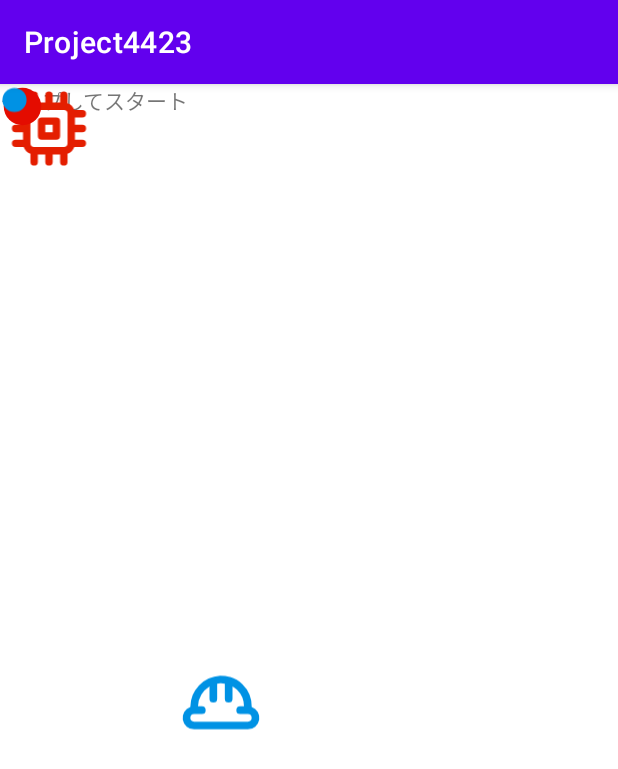
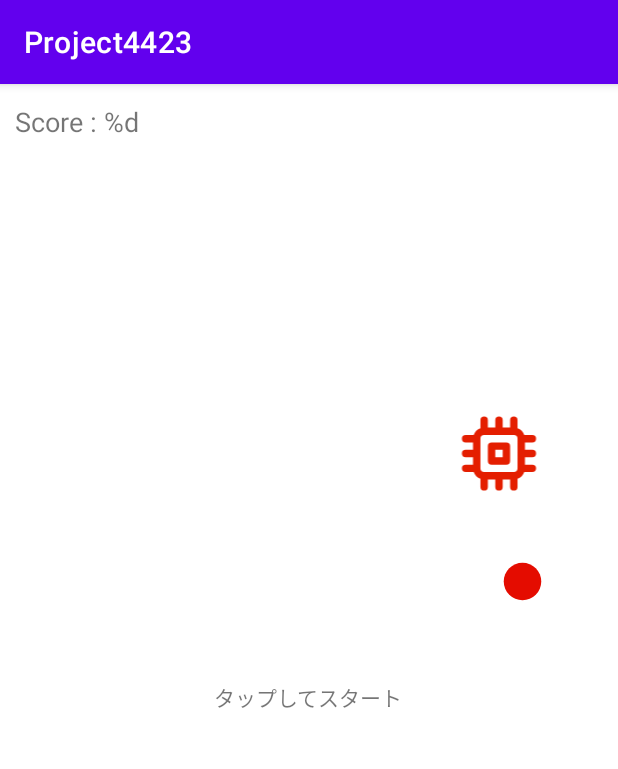
Before and after one commit to hrt4423/Project4423, an Android app: the screen it shows after launch (MainActivity), on a phone screen of 412 x 824 dp. Shown: the top 769 px of the screen. Run offline under Robolectric (Android 15) with nearby library versions, the light colour scheme and no system bars.

Commit message:
タイマーの追加

```diff
--- a/app/src/main/java/io/github/hrt4423/project4423/MainActivity.java
+++ b/app/src/main/java/io/github/hrt4423/project4423/MainActivity.java
@@ -3,13 +3,30 @@ package io.github.hrt4423.project4423;
 import androidx.appcompat.app.AppCompatActivity;
 
 import android.os.Bundle;
+import android.os.Handler;
 import android.view.MotionEvent;
+import android.view.View;
+import android.widget.FrameLayout;
 import android.widget.ImageView;
+import android.widget.TextView;
+
+import java.util.Timer;
+import java.util.TimerTask;
 
 public class MainActivity extends AppCompatActivity {
     //ImageViewクラスの変数
     private ImageView myChar;
     private ImageView enemy;
+    private ImageView e_bullet;
+    private ImageView mc_bullet;
+    private TextView startLabel;
+    private boolean start_flg;
+
+    private  boolean action_flg = false;
+
+    private Timer timer = new Timer();
+    private Handler handler = new Handler();
+
     @Override
     protected void onCreate(Bundle savedInstanceState) {//引数：アプリの状態情報
         super.onCreate(savedInstanceState);//親クラスのメソッドを呼び出しておく。
@@ -19,16 +36,78 @@ public class MainActivity extends AppCompatActivity {
         //findViewByIdでactivity_mainで設定したidからviewを探す。
         myChar = findViewById(R.id.mychar);
         enemy = findViewById(R.id.enemy_mob3);
+        e_bullet = findViewById(R.id.attack_effect_enemy);
+        mc_bullet = findViewById(R.id.attack_effect_mychar);
+        startLabel = findViewById(R.id.startLabel);
+
+
 
         //setX setY メソッドで座標を設定
-        myChar.setX(175);
-        myChar.setY(563);
+
+        enemy.setX(450.0f);
+        enemy.setY(250.0f);
+        e_bullet.setX(500.0f);
+        e_bullet.setY(400.0f);
+
+        myChar.setX(450.0f);
+        myChar.setY(1500.0f);
+        mc_bullet.setX(500.0f);
+        mc_bullet.setY(1500.0f);
+
     }
 
+
+    @Override
     public boolean onTouchEvent(MotionEvent event) {
+        if(!start_flg){
+            start_flg = true;
 
+            /*レイアウトの高さを取得
+            FrameLayout frame = findViewById(R.id.frame);
+            frameHeight = frame.getHeight();
+
+            boxY = box.getY();
+            boxSize = box.getHeight();
+            */
+
+            startLabel.setVisibility(View.GONE);
+
+            timer.schedule(new TimerTask() {
+                @Override
+                public void run() {
+                    handler.post(new Runnable() { //handlerにRunnableを渡してUIを更新する。
+                        @Override
+                        public void run() {
+                            changePos();
+                        }
+                    });
+                }
+            }, 0, 20);
+
+            //タッチしているかの判定
+        } else { //start_flg = true
+            if (event.getAction() == MotionEvent.ACTION_DOWN) {
+                action_flg = true;
+
+            } else if (event.getAction() == MotionEvent.ACTION_UP) {
+                action_flg = false;
+
+            }
+        }
         return true;
     }
+
+    public void changePos(){
+
+    }
+
+    public void hitCheck(){
+
+    }
+
+    //バックボタン無効化
+    @Override
+    public void onBackPressed() { }
 
 
 
--- a/app/src/main/res/layout/activity_main.xml
+++ b/app/src/main/res/layout/activity_main.xml
@@ -7,21 +7,30 @@
     tools:context=".MainActivity"
     android:orientation="vertical"
     tools:ignore="RtlHardcoded, RtlSymmetry, ContentDescription">
+    <TextView
+        android:id="@+id/scoreLabel"
+        android:layout_width="match_parent"
+        android:layout_height="50dp"
+        android:text="@string/score"
+        android:textSize="18sp"
+        android:paddingLeft="10dp"
+        android:gravity="center_vertical"/>
 
-    <FrameLayout
+        <FrameLayout
         android:id="@+id/frame"
         android:layout_width="match_parent"
         android:layout_height="match_parent">
 
         <TextView
-            android:id="@+id/textView"
+            android:id="@+id/startLabel"
             android:layout_width="wrap_content"
             android:layout_height="wrap_content"
-            android:text="@string/hello_world"
+            android:text="@string/startLabel"
             app:layout_constraintBottom_toBottomOf="parent"
             app:layout_constraintEnd_toEndOf="parent"
             app:layout_constraintStart_toStartOf="parent"
-            app:layout_constraintTop_toTopOf="parent" />
+            app:layout_constraintTop_toTopOf="parent"
+            android:layout_gravity="center"/>
 
 
         <ImageView
--- a/app/src/main/res/values/strings.xml
+++ b/app/src/main/res/values/strings.xml
@@ -1,6 +1,7 @@
 <resources>
     <string name="app_name">Project4423</string>
-    <string name="hello_world">タップしてスタート</string>
+    <string name="startLabel">タップしてスタート</string>
+    <string name="score">Score : %d</string>
 
 
 </resources>
```
